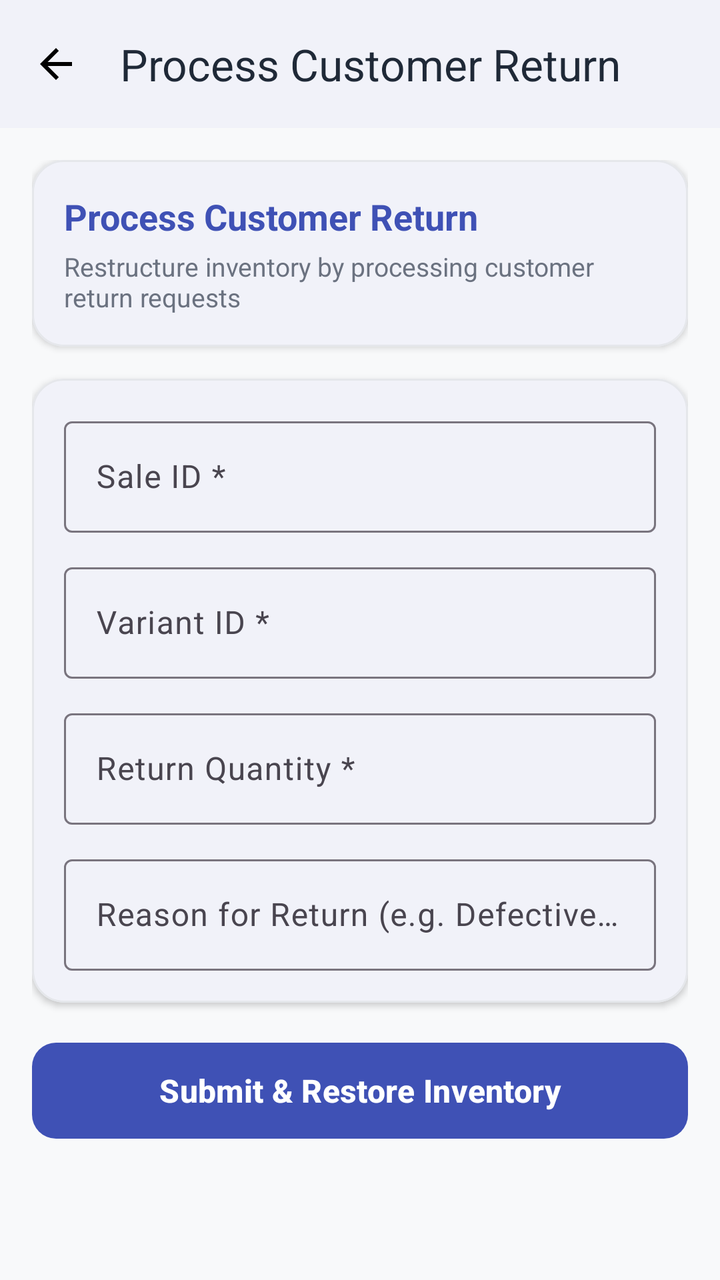
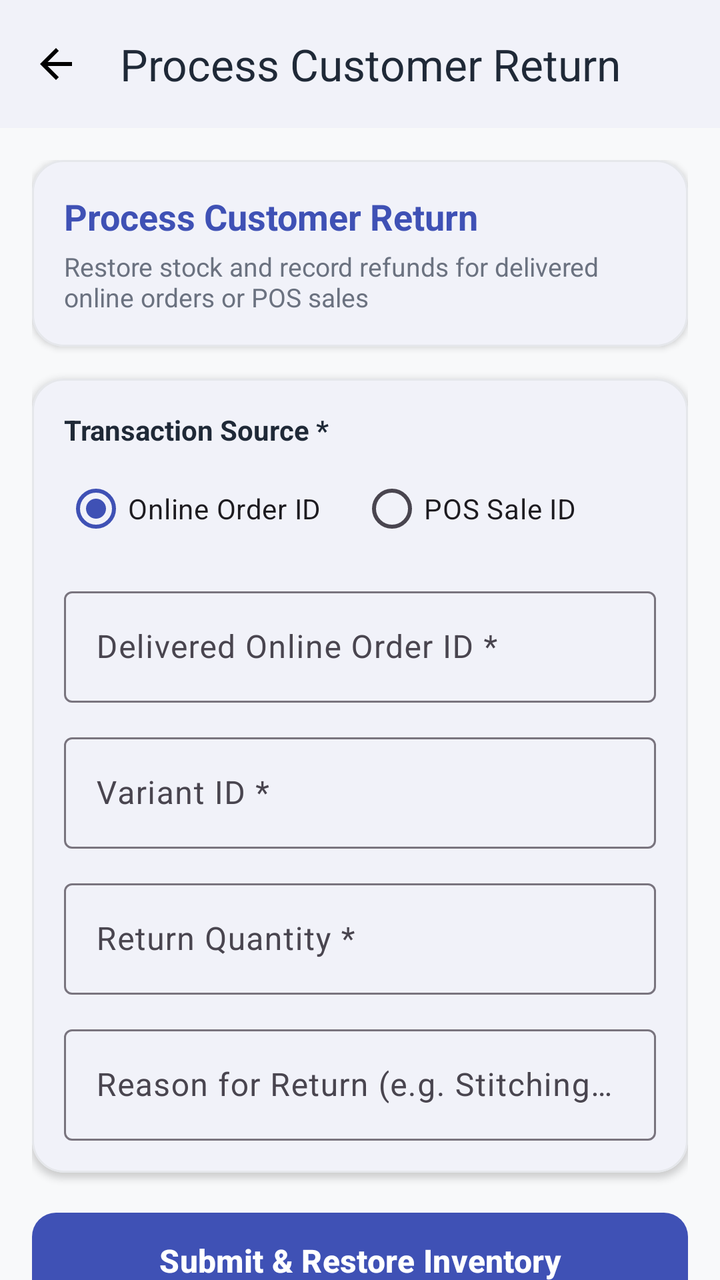

Two renders of the same Android screen: before a commit and after it. Below are the layout's source before the change and the commit's diff.
<!-- AndroidManifest.xml: application theme Theme.RetailSellerApp -->
<!-- res/layout/activity_return_process.xml -->
<?xml version="1.0" encoding="utf-8"?>
<LinearLayout xmlns:android="http://schemas.android.com/apk/res/android"
    xmlns:app="http://schemas.android.com/apk/res-auto"
    android:layout_width="match_parent"
    android:layout_height="match_parent"
    android:background="@color/bg_soft_gray"
    android:orientation="vertical">

    
    <com.google.android.material.appbar.MaterialToolbar
        android:id="@+id/toolbar_return_process"
        android:layout_width="match_parent"
        android:layout_height="?attr/actionBarSize"
        android:background="@color/surface_white"
        android:elevation="2dp"
        app:navigationIcon="@drawable/ic_arrow_back"
        app:title="@string/title_process_return"
        app:titleTextColor="@color/text_primary" />

    <androidx.core.widget.NestedScrollView
        android:layout_width="match_parent"
        android:layout_height="0dp"
        android:layout_weight="1"
        android:fillViewport="true">

        <LinearLayout
            android:layout_width="match_parent"
            android:layout_height="wrap_content"
            android:orientation="vertical"
            android:padding="16dp">

            
            <com.google.android.material.card.MaterialCardView
                style="@style/Widget.App.CardView"
                android:layout_width="match_parent"
                android:layout_height="wrap_content"
                android:layout_marginBottom="16dp">

                <LinearLayout
                    android:layout_width="match_parent"
                    android:layout_height="wrap_content"
                    android:orientation="vertical"
                    android:padding="16dp">

                    <TextView
                        android:layout_width="wrap_content"
                        android:layout_height="wrap_content"
                        android:text="@string/title_process_return"
                        android:textColor="@color/indigo_primary"
                        android:textSize="18sp"
                        android:textStyle="bold" />

                    <TextView
                        android:layout_width="wrap_content"
                        android:layout_height="wrap_content"
                        android:layout_marginTop="4dp"
                        android:text="@string/return_form_subtitle"
                        android:textColor="@color/text_secondary"
                        android:textSize="13sp" />
                </LinearLayout>
            </com.google.android.material.card.MaterialCardView>

            
            <com.google.android.material.card.MaterialCardView
                style="@style/Widget.App.CardView"
                android:layout_width="match_parent"
                android:layout_height="wrap_content"
                android:layout_marginBottom="16dp">

                <LinearLayout
                    android:layout_width="match_parent"
                    android:layout_height="wrap_content"
                    android:orientation="vertical"
                    android:padding="16dp">

                    
                    <com.google.android.material.textfield.TextInputLayout
                        style="@style/Widget.Material3.TextInputLayout.OutlinedBox"
                        android:layout_width="match_parent"
                        android:layout_height="wrap_content"
                        android:layout_marginBottom="12dp"
                        android:hint="@string/hint_sale_id">

                        <com.google.android.material.textfield.TextInputEditText
                            android:id="@+id/et_return_sale_id"
                            android:layout_width="match_parent"
                            android:layout_height="wrap_content"
                            android:inputType="number" />
                    </com.google.android.material.textfield.TextInputLayout>

                    
                    <com.google.android.material.textfield.TextInputLayout
                        style="@style/Widget.Material3.TextInputLayout.OutlinedBox"
                        android:layout_width="match_parent"
                        android:layout_height="wrap_content"
                        android:layout_marginBottom="12dp"
                        android:hint="@string/hint_variant_id">

                        <com.google.android.material.textfield.TextInputEditText
                            android:id="@+id/et_return_variant_id"
                            android:layout_width="match_parent"
                            android:layout_height="wrap_content"
                            android:inputType="number" />
                    </com.google.android.material.textfield.TextInputLayout>

                    
                    <com.google.android.material.textfield.TextInputLayout
                        style="@style/Widget.Material3.TextInputLayout.OutlinedBox"
                        android:layout_width="match_parent"
                        android:layout_height="wrap_content"
                        android:layout_marginBottom="12dp"
                        android:hint="@string/hint_return_qty">

                        <com.google.android.material.textfield.TextInputEditText
                            android:id="@+id/et_return_quantity"
                            android:layout_width="match_parent"
                            android:layout_height="wrap_content"
                            android:inputType="number" />
                    </com.google.android.material.textfield.TextInputLayout>

                    
                    <com.google.android.material.textfield.TextInputLayout
                        style="@style/Widget.Material3.TextInputLayout.OutlinedBox"
                        android:layout_width="match_parent"
                        android:layout_height="wrap_content"
                        android:hint="@string/hint_return_reason">

                        <com.google.android.material.textfield.TextInputEditText
                            android:id="@+id/et_return_reason"
                            android:layout_width="match_parent"
                            android:layout_height="wrap_content"
                            android:inputType="textCapSentences"
                            android:minLines="2" />
                    </com.google.android.material.textfield.TextInputLayout>

                </LinearLayout>
            </com.google.android.material.card.MaterialCardView>

            
            <FrameLayout
                android:layout_width="match_parent"
                android:layout_height="wrap_content"
                android:layout_marginBottom="16dp">

                <com.google.android.material.button.MaterialButton
                    android:id="@+id/btn_submit_return"
                    android:layout_width="match_parent"
                    android:layout_height="56dp"
                    android:text="@string/btn_submit_return"
                    android:textAllCaps="false"
                    android:textSize="16sp"
                    android:textStyle="bold"
                    app:cornerRadius="12dp"
                    app:backgroundTint="@color/indigo_primary" />

                <ProgressBar
                    android:id="@+id/return_progress"
                    android:layout_width="wrap_content"
                    android:layout_height="wrap_content"
                    android:layout_gravity="center"
                    android:visibility="gone" />
            </FrameLayout>

            
            <com.google.android.material.card.MaterialCardView
                android:id="@+id/card_return_success_result"
                style="@style/Widget.App.CardView"
                android:layout_width="match_parent"
                android:layout_height="wrap_content"
                android:visibility="gone"
                app:cardBackgroundColor="@color/emerald_light"
                app:strokeColor="@color/emerald_accent">

                <LinearLayout
                    android:layout_width="match_parent"
                    android:layout_height="wrap_content"
                    android:orientation="horizontal"
                    android:gravity="center_vertical"
                    android:padding="16dp">

                    <ImageView
                        android:layout_width="36dp"
                        android:layout_height="36dp"
                        android:src="@drawable/ic_check_circle"
                        app:tint="@color/emerald_dark"
                        android:contentDescription="Success" />

                    <LinearLayout
                        android:layout_width="0dp"
                        android:layout_height="wrap_content"
                        android:layout_weight="1"
                        android:layout_marginStart="14dp"
                        android:orientation="vertical">

                        <TextView
                            android:layout_width="wrap_content"
                            android:layout_height="wrap_content"
                            android:text="@string/return_success_title"
                            android:textColor="@color/emerald_dark"
                            android:textSize="16sp"
                            android:textStyle="bold" />

                        <TextView
                            android:id="@+id/tv_return_result_details"
                            android:layout_width="wrap_content"
                            android:layout_height="wrap_content"
                            android:layout_marginTop="2dp"
                            android:text="Stock restored successfully."
                            android:textColor="@color/text_primary"
                            android:textSize="13sp" />
                    </LinearLayout>

                </LinearLayout>
            </com.google.android.material.card.MaterialCardView>

        </LinearLayout>
    </androidx.core.widget.NestedScrollView>

</LinearLayout>
<!-- resources referenced by this layout -->
<resources>
  <color name="bg_soft_gray">#F8F9FA</color>
  <color name="emerald_accent">#4CAF50</color>
  <color name="emerald_dark">#388E3C</color>
  <color name="emerald_light">#E8F5E9</color>
  <color name="indigo_primary">#3F51B5</color>
  <color name="surface_white">#FFFFFF</color>
  <color name="text_primary">#1F2937</color>
  <color name="text_secondary">#6B7280</color>
  <!-- drawable ic_arrow_back (drawable) -->
  <vector xmlns:android="http://schemas.android.com/apk/res/android"
      android:width="24dp"
      android:height="24dp"
      android:viewportWidth="24"
      android:viewportHeight="24">
      <path
          android:fillColor="#FF000000"
          android:pathData="M20,11H7.83l5.59,-5.59L12,4l-8,8 8,8 1.41,-1.41L7.83,13H20v-2z"/>
  </vector>
  <!-- drawable ic_check_circle (drawable) -->
  <vector xmlns:android="http://schemas.android.com/apk/res/android"
      android:width="24dp"
      android:height="24dp"
      android:viewportWidth="24"
      android:viewportHeight="24">
      <path
          android:fillColor="#FF000000"
          android:pathData="M12,2C6.48,2 2,6.48 2,12s4.48,10 10,10 10,-4.48 10,-10S17.52,2 12,2zm-2,15l-5,-5 1.41,-1.41L10,14.17l7.59,-7.59L19,8l-9,9z"/>
  </vector>
  <string name="btn_submit_return">Submit &amp; Restore Inventory</string>
  <string name="hint_return_qty">Return Quantity *</string>
  <string name="hint_return_reason">Reason for Return (e.g. Defective, Size issue)</string>
  <string name="hint_sale_id">Sale ID *</string>
  <string name="hint_variant_id">Variant ID *</string>
  <string name="return_form_subtitle">Restructure inventory by processing customer return requests</string>
  <string name="return_success_title">Return Processed Successfully!</string>
  <string name="title_process_return">Process Customer Return</string>
  <style name="Widget.App.CardView" parent="Widget.Material3.CardView.Elevated">
          <item name="cardCornerRadius">16dp</item>
          <item name="cardElevation">2dp</item>
          <item name="strokeWidth">1dp</item>
          <item name="strokeColor">@color/card_stroke</item>
          <item name="cardBackgroundColor">@color/surface_white</item>
      </style>
  <style name="Theme.RetailSellerApp" parent="Base.Theme.RetailSellerApp" />
  <color name="card_stroke">#E5E7EB</color>
  <style name="Base.Theme.RetailSellerApp" parent="Theme.Material3.DayNight.NoActionBar">
          <item name="colorPrimary">@color/indigo_primary</item>
          <item name="colorOnPrimary">@color/white</item>
          <item name="colorPrimaryContainer">@color/indigo_light</item>
          <item name="colorOnPrimaryContainer">@color/indigo_dark</item>
  
          <item name="colorSecondary">@color/emerald_accent</item>
          <item name="colorOnSecondary">@color/white</item>
          <item name="colorSecondaryContainer">@color/emerald_light</item>
          <item name="colorOnSecondaryContainer">@color/emerald_dark</item>
  
          <item name="android:windowBackground">@color/bg_soft_gray</item>
          <item name="colorSurface">@color/surface_white</item>
          <item name="colorOnSurface">@color/text_primary</item>
  
          <item name="materialCardViewStyle">@style/Widget.App.CardView</item>
      </style>
  <color name="white">#FFFFFFFF</color>
  <color name="indigo_light">#E8EAF6</color>
  <color name="indigo_dark">#303F9F</color>
</resources>

<!-- the commit's change to res/layout/activity_return_process.xml (unified diff, before → after) -->
@@ -73,13 +73,46 @@
                     android:orientation="vertical"
                     android:padding="16dp">
 
-                    
-                    <com.google.android.material.textfield.TextInputLayout
-                        style="@style/Widget.Material3.TextInputLayout.OutlinedBox"
-                        android:layout_width="match_parent"
-                        android:layout_height="wrap_content"
-                        android:layout_marginBottom="12dp"
-                        android:hint="@string/hint_sale_id">
+                    <TextView
+                        android:layout_width="wrap_content"
+                        android:layout_height="wrap_content"
+                        android:layout_marginBottom="6dp"
+                        android:text="Transaction Source *"
+                        android:textColor="@color/text_primary"
+                        android:textSize="14sp"
+                        android:textStyle="bold" />
+
+                    <RadioGroup
+                        android:id="@+id/rg_return_type"
+                        android:layout_width="match_parent"
+                        android:layout_height="wrap_content"
+                        android:layout_marginBottom="12dp"
+                        android:orientation="horizontal">
+
+                        <RadioButton
+                            android:id="@+id/rb_return_online_order"
+                            android:layout_width="0dp"
+                            android:layout_height="wrap_content"
+                            android:layout_weight="1"
+                            android:checked="true"
+                            android:text="Online Order ID" />
+
+                        <RadioButton
+                            android:id="@+id/rb_return_pos_sale"
+                            android:layout_width="0dp"
+                            android:layout_height="wrap_content"
+                            android:layout_weight="1"
+                            android:text="POS Sale ID" />
+                    </RadioGroup>
+
+                    
+                    <com.google.android.material.textfield.TextInputLayout
+                        android:id="@+id/til_return_sale_id"
+                        style="@style/Widget.Material3.TextInputLayout.OutlinedBox"
+                        android:layout_width="match_parent"
+                        android:layout_height="wrap_content"
+                        android:layout_marginBottom="12dp"
+                        android:hint="Delivered Online Order ID *">
 
                         <com.google.android.material.textfield.TextInputEditText
                             android:id="@+id/et_return_sale_id"
@@ -150,8 +183,8 @@
                     android:textAllCaps="false"
                     android:textSize="16sp"
                     android:textStyle="bold"
-                    app:cornerRadius="12dp"
-                    app:backgroundTint="@color/indigo_primary" />
+                    app:backgroundTint="@color/indigo_primary"
+                    app:cornerRadius="12dp" />
 
                 <ProgressBar
                     android:id="@+id/return_progress"
@@ -174,22 +207,22 @@
                 <LinearLayout
                     android:layout_width="match_parent"
                     android:layout_height="wrap_content"
+                    android:gravity="center_vertical"
                     android:orientation="horizontal"
-                    android:gravity="center_vertical"
                     android:padding="16dp">
 
                     <ImageView
                         android:layout_width="36dp"
                         android:layout_height="36dp"
+                        android:contentDescription="Success"
                         android:src="@drawable/ic_check_circle"
-                        app:tint="@color/emerald_dark"
-                        android:contentDescription="Success" />
+                        app:tint="@color/emerald_dark" />
 
                     <LinearLayout
                         android:layout_width="0dp"
                         android:layout_height="wrap_content"
+                        android:layout_marginStart="14dp"
                         android:layout_weight="1"
-                        android:layout_marginStart="14dp"
                         android:orientation="vertical">
 
                         <TextView
<!-- resource entries referenced after the edit -->
@@ -30,10 +30,9 @@
   </vector>
   <string name="btn_submit_return">Submit &amp; Restore Inventory</string>
   <string name="hint_return_qty">Return Quantity *</string>
-  <string name="hint_return_reason">Reason for Return (e.g. Defective, Size issue)</string>
-  <string name="hint_sale_id">Sale ID *</string>
+  <string name="hint_return_reason">Reason for Return (e.g. Stitching defect, Size issue)</string>
   <string name="hint_variant_id">Variant ID *</string>
-  <string name="return_form_subtitle">Restructure inventory by processing customer return requests</string>
+  <string name="return_form_subtitle">Restore stock and record refunds for delivered online orders or POS sales</string>
   <string name="return_success_title">Return Processed Successfully!</string>
   <string name="title_process_return">Process Customer Return</string>
   <style name="Widget.App.CardView" parent="Widget.Material3.CardView.Elevated">
